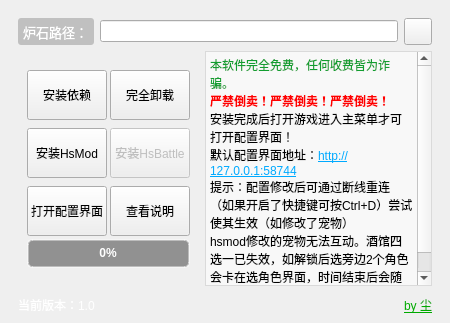
Above: hsmodinstaller.ui from Stardustll/HsModInstaller before the change. Below: the same form after it.
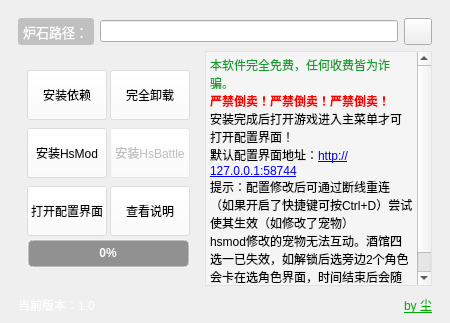
That is the form after the change. Icons and pictures are not drawn.

Commit message: 更新版本号

What changed in the file:
```diff
--- a/hsmodinstaller.ui
+++ b/hsmodinstaller.ui
@@ -176,6 +176,9 @@
               <height>40</height>
              </size>
             </property>
+            <property name="styleSheet">
+             <string notr="true">background-color: rgb(255, 255, 255,100);</string>
+            </property>
             <property name="text">
              <string>安装依赖</string>
             </property>
@@ -205,6 +208,9 @@
               <height>40</height>
              </size>
             </property>
+            <property name="styleSheet">
+             <string notr="true">background-color: rgb(255, 255, 255,100);</string>
+            </property>
             <property name="text">
              <string>打开配置界面</string>
             </property>
@@ -230,6 +236,9 @@
               <height>40</height>
              </size>
             </property>
+            <property name="styleSheet">
+             <string notr="true">background-color: rgb(255, 255, 255,100);</string>
+            </property>
             <property name="text">
              <string>查看说明</string>
             </property>
@@ -295,6 +304,9 @@
               <height>40</height>
              </size>
             </property>
+            <property name="styleSheet">
+             <string notr="true">background-color: rgb(255, 255, 255,100);</string>
+            </property>
             <property name="text">
              <string>完全卸载</string>
             </property>
@@ -324,6 +336,9 @@
               <height>40</height>
              </size>
             </property>
+            <property name="styleSheet">
+             <string notr="true">background-color: rgb(255, 255, 255,100);</string>
+            </property>
             <property name="text">
              <string>安装HsMod</string>
             </property>
@@ -352,6 +367,9 @@
               <height>40</height>
              </size>
             </property>
+            <property name="styleSheet">
+             <string notr="true">background-color: rgb(255, 255, 255,100);</string>
+            </property>
             <property name="text">
              <string>安装HsBattle</string>
             </property>
@@ -381,7 +399,7 @@
           </size>
          </property>
          <property name="styleSheet">
-          <string notr="true"> background: rgba(255, 255, 255, 150);</string>
+          <string notr="true"> background: rgba(255, 255, 255, 100);</string>
          </property>
          <property name="html">
           <string>&lt;!DOCTYPE HTML PUBLIC &quot;-//W3C//DTD HTML 4.0//EN&quot; &quot;http://www.w3.org/TR/REC-html40/strict.dtd&quot;&gt;
@@ -393,10 +411,10 @@
 &lt;/style&gt;&lt;/head&gt;&lt;body style=&quot; font-family:'Microsoft YaHei UI'; font-size:9pt; font-weight:400; font-style:normal;&quot;&gt;
 &lt;p style=&quot; margin-top:0px; margin-bottom:0px; margin-left:0px; margin-right:0px; -qt-block-indent:0; text-indent:0px;&quot;&gt;&lt;span style=&quot; color:#129e30;&quot;&gt;本软件完全免费，任何收费皆为诈骗。&lt;/span&gt;&lt;/p&gt;
 &lt;p style=&quot; margin-top:0px; margin-bottom:0px; margin-left:0px; margin-right:0px; -qt-block-indent:0; text-indent:0px;&quot;&gt;&lt;span style=&quot; font-weight:700; color:#ff0000;&quot;&gt;严禁倒卖！严禁倒卖！严禁倒卖！&lt;/span&gt;&lt;/p&gt;
-&lt;p style=&quot; margin-top:0px; margin-bottom:0px; margin-left:0px; margin-right:0px; -qt-block-indent:0; text-indent:0px;&quot;&gt;安装完成后打开游戏进入主菜单才可打开配置界面！&lt;/p&gt;
-&lt;p style=&quot; margin-top:0px; margin-bottom:0px; margin-left:0px; margin-right:0px; -qt-block-indent:0; text-indent:0px;&quot;&gt;默认配置界面地址：&lt;a href=&quot;http://127.0.0.1:58744&quot;&gt;&lt;span style=&quot; text-decoration: underline; color:#00aaff;&quot;&gt;http://127.0.0.1:58744&lt;/span&gt;&lt;/a&gt;&lt;/p&gt;
-&lt;p style=&quot; margin-top:0px; margin-bottom:0px; margin-left:0px; margin-right:0px; -qt-block-indent:0; text-indent:0px;&quot;&gt;提示：配置修改后可通过断线重连（如果开启了快捷键可按Ctrl+D）尝试使其生效（如修改了宠物）&lt;/p&gt;
-&lt;p style=&quot; margin-top:0px; margin-bottom:0px; margin-left:0px; margin-right:0px; -qt-block-indent:0; text-indent:0px;&quot;&gt;hsmod修改的宠物无法互动。酒馆四选一已失效，如解锁后选旁边2个角色会卡在选角色界面，时间结束后会随机选中间2个之一。&lt;/p&gt;&lt;/body&gt;&lt;/html&gt;</string>
+&lt;p style=&quot; margin-top:0px; margin-bottom:0px; margin-left:0px; margin-right:0px; -qt-block-indent:0; text-indent:0px;&quot;&gt;&lt;span style=&quot; color:#000000;&quot;&gt;安装完成后打开游戏进入主菜单才可打开配置界面！&lt;/span&gt;&lt;/p&gt;
+&lt;p style=&quot; margin-top:0px; margin-bottom:0px; margin-left:0px; margin-right:0px; -qt-block-indent:0; text-indent:0px;&quot;&gt;&lt;span style=&quot; color:#000000;&quot;&gt;默认配置界面地址：&lt;/span&gt;&lt;a href=&quot;http://127.0.0.1:58744&quot;&gt;&lt;span style=&quot; text-decoration: underline; color:#0000ff;&quot;&gt;http://127.0.0.1:58744&lt;/span&gt;&lt;/a&gt;&lt;/p&gt;
+&lt;p style=&quot; margin-top:0px; margin-bottom:0px; margin-left:0px; margin-right:0px; -qt-block-indent:0; text-indent:0px;&quot;&gt;&lt;span style=&quot; color:#000000;&quot;&gt;提示：配置修改后可通过断线重连（如果开启了快捷键可按Ctrl+D）尝试使其生效（如修改了宠物）&lt;/span&gt;&lt;/p&gt;
+&lt;p style=&quot; margin-top:0px; margin-bottom:0px; margin-left:0px; margin-right:0px; -qt-block-indent:0; text-indent:0px;&quot;&gt;&lt;span style=&quot; color:#000000;&quot;&gt;hsmod修改的宠物无法互动。酒馆四选一已失效，如解锁后选旁边2个角色会卡在选角色界面，时间结束后会随机选中间2个之一。&lt;/span&gt;&lt;/p&gt;&lt;/body&gt;&lt;/html&gt;</string>
          </property>
          <property name="openExternalLinks">
           <bool>true</bool>
```
The commit also changes 2 other files.
